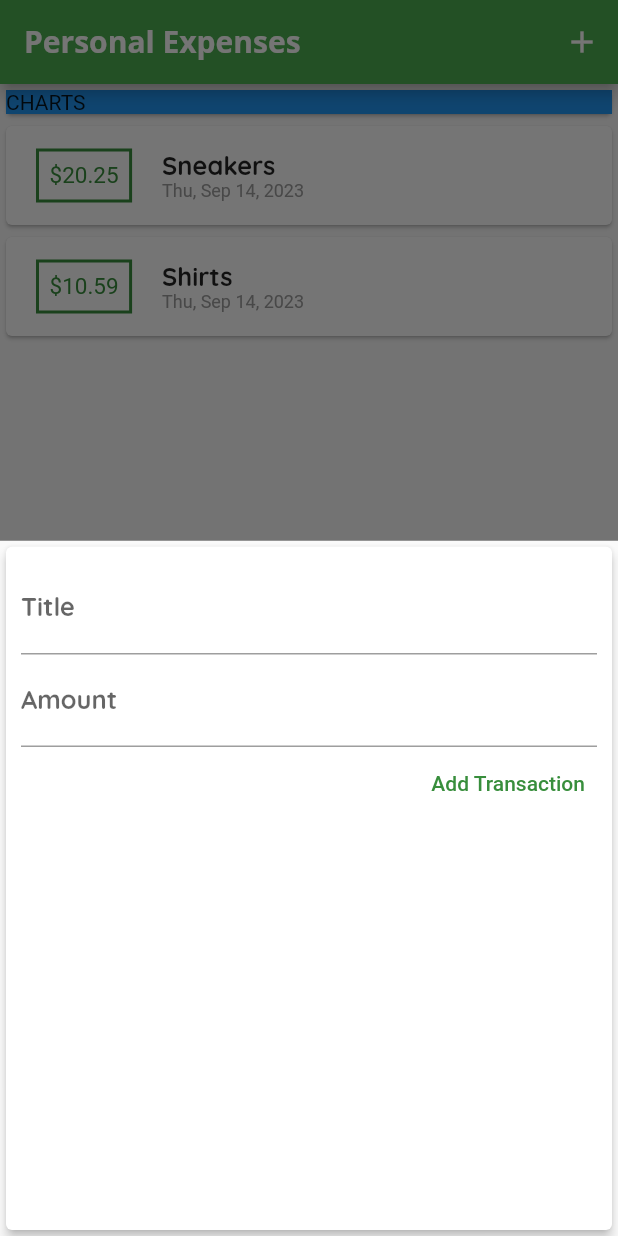
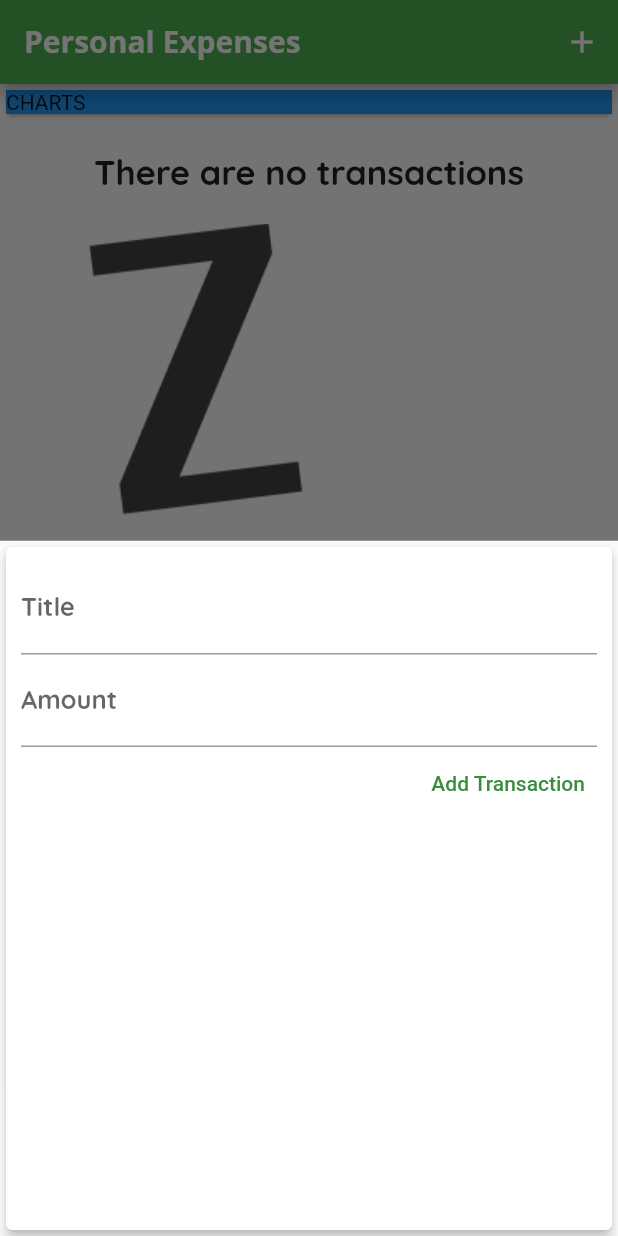
Before and after one commit to RichFlair/expenses-app, a Flutter app: the screen it shows after launch, after a tap on the "add" icon, on a phone screen of 412 x 824 dp. Run offline on Flutter 3.47's test engine with Material 2 defaults, Android fonts, the phone set to English and light mode, and no system bars.

```diff
--- a/lib/main.dart
+++ b/lib/main.dart
@@ -24,6 +24,11 @@ class MyApp extends StatelessWidget {
                 fontWeight: FontWeight.bold,
                 fontSize: 17,
               ),
+              titleLarge: const TextStyle(
+                fontFamily: 'Quicksand',
+                fontWeight: FontWeight.bold,
+                fontSize: 23,
+              ),
             ),
         appBarTheme: const AppBarTheme(
           titleTextStyle: TextStyle(
@@ -46,20 +51,7 @@ class MyHomePage extends StatefulWidget {
 }
 
 class _MyHomePageState extends State<MyHomePage> {
-  final List<Transaction> _userTransactions = [
-    Transaction(
-      id: 't1',
-      title: 'Sneakers',
-      amount: 20.25,
-      date: DateTime.now(),
-    ),
-    Transaction(
-      id: 't2',
-      title: 'Shirts',
-      amount: 10.59,
-      date: DateTime.now(),
-    )
-  ];
+  final List<Transaction> _userTransactions = [];
 
   void _addNewTransaction(String title, double amount) {
     final newTransaction = Transaction(
--- a/lib/widgets/transaction_list.dart
+++ b/lib/widgets/transaction_list.dart
@@ -12,8 +12,23 @@ class TransactionList extends StatelessWidget {
 
   @override
   Widget build(BuildContext context) {
-    return //transactions column
-        Column(
+    //transactions column
+    return transactions.isEmpty
+        ? Column(
+            children: [
+              const SizedBox(height: 20),
+              Text(
+                'There are no transactions',
+                style: Theme.of(context).textTheme.titleLarge,
+              ),
+              const SizedBox(height: 20),
+              Image.asset(
+                'assets/images/waiting.png',
+                fit: BoxFit.contain,
+              ),
+            ],
+          )
+        : Column(
             children: transactions.map((tx) {
               return Card(
                 child: Row(
--- a/pubspec.yaml
+++ b/pubspec.yaml
@@ -60,8 +60,8 @@ flutter:
   uses-material-design: true
 
   # To add assets to your application, add an assets section, like this:
-  # assets:
-  #   - images/a_dot_burr.jpeg
+  assets:
+    - assets/images/waiting.png
   #   - images/a_dot_ham.jpeg
 
   # An image asset can refer to one or more resolution-specific "variants", see
```
Also changed, not shown: assets/images/waiting.png (added). Lines whose indentation alone changed are shown as unchanged.
